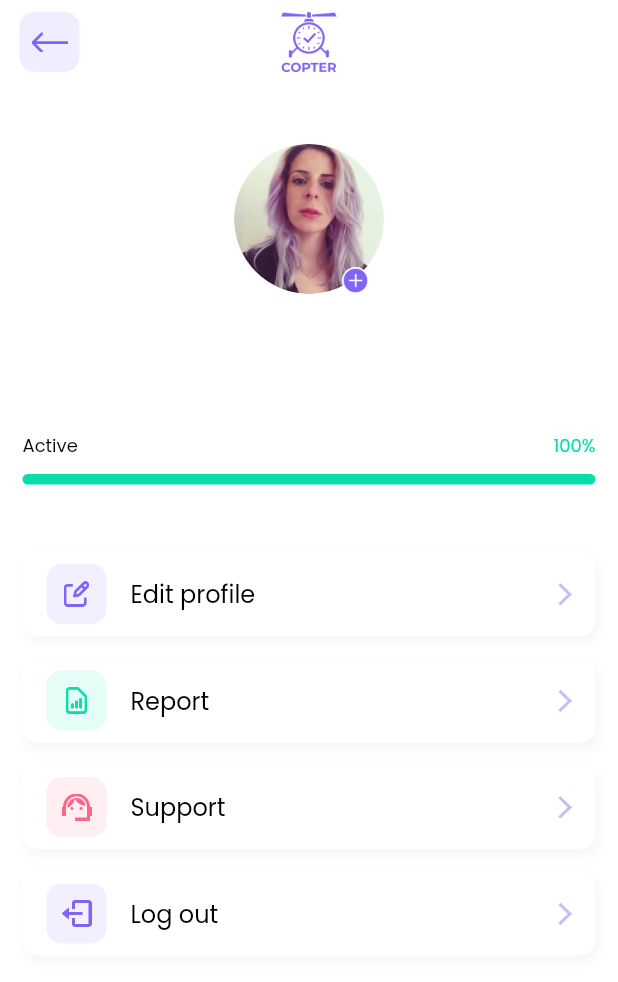
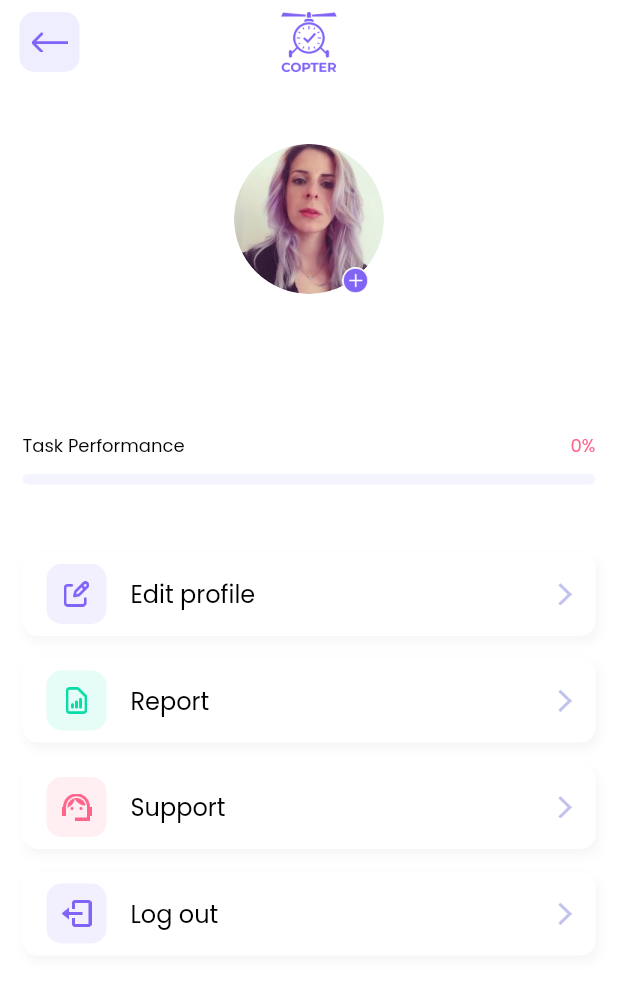
Before and after one commit to mimib00/coptar, a Flutter app: the EProfile screen opened by its route, on a phone screen of 412 x 824 dp. Shown: the top 982 px of the screen. Run offline on Flutter 3.47's test engine with Material 2 defaults, Android fonts, the light colour scheme and no system bars; drawn by our look-alikes of percent_indicator; our stand-ins replace cached_network_image, cloud_firestore, dio, dotted_border, expandable_text, file_picker and 12 more; missing offline and left inert: flutterfire_ui; accounts and stored records are empty.

Commit message:
added employee can see his task preformance

```diff
--- a/lib/view/profile/e_profile.dart
+++ b/lib/view/profile/e_profile.dart
@@ -35,7 +35,8 @@ class _EProfileState extends State<EProfile> {
           height: 40,
         ),
       ),
-      body: Obx(() => ListView(
+      body: Obx(
+        () => ListView(
           padding: defaultPadding,
           physics: const BouncingScrollPhysics(),
           shrinkWrap: true,
@@ -81,18 +82,14 @@ class _EProfileState extends State<EProfile> {
             const SizedBox(
               height: 30,
             ),
-              ProgressBars(
-                title: 'Active',
-                indicatorProgress: 1.0,
-              ),
-              // ProgressBars(
-              //   title: 'Task Performance',
-              //   indicatorProgress: 1.0,
-              // ),
-              // ProgressBars(
-              //   title: 'Quality',
-              //   indicatorProgress: 1.0,
-              // ),
+            FutureBuilder<double?>(
+                future: userController.getTaskPerformance(),
+                builder: (context, snapshot) {
+                  return ProgressBars(
+                    title: 'Task Performance',
+                    indicatorProgress: snapshot.data ?? 0,
+                  );
+                }),
             const SizedBox(
               height: 30,
             ),
@@ -110,21 +107,6 @@ class _EProfileState extends State<EProfile> {
               bgColor: kGreenColor,
               onTap: () => Get.toNamed(AppLinks.report),
             ),
-              // ProfileTiles(
-              //   icon: kLanguageIcon,
-              //   iconSize: 12,
-              //   title: 'Language',
-              //   bgColor: kSecondaryColor,
-              //   onTap: () {},
-              // ),
-              // ProfileTiles(
-              //   icon: kAlarmClock,
-              //   iconSize: 19,
-              //   haveNotificationButton: true,
-              //   title: 'Notification settings',
-              //   bgColor: kYellowColor,
-              //   onTap: () {},
-              // ),
             ProfileTiles(
               icon: kSupportIcon,
               iconSize: 18,
@@ -155,7 +137,8 @@ class _EProfileState extends State<EProfile> {
               height: 80,
             ),
           ],
-          )),
+        ),
+      ),
     );
   }
 }
```
Also changed, not shown: lib/Controllers/user_controller.dart (+32 -2 lines). Lines whose indentation alone changed are shown as unchanged.
